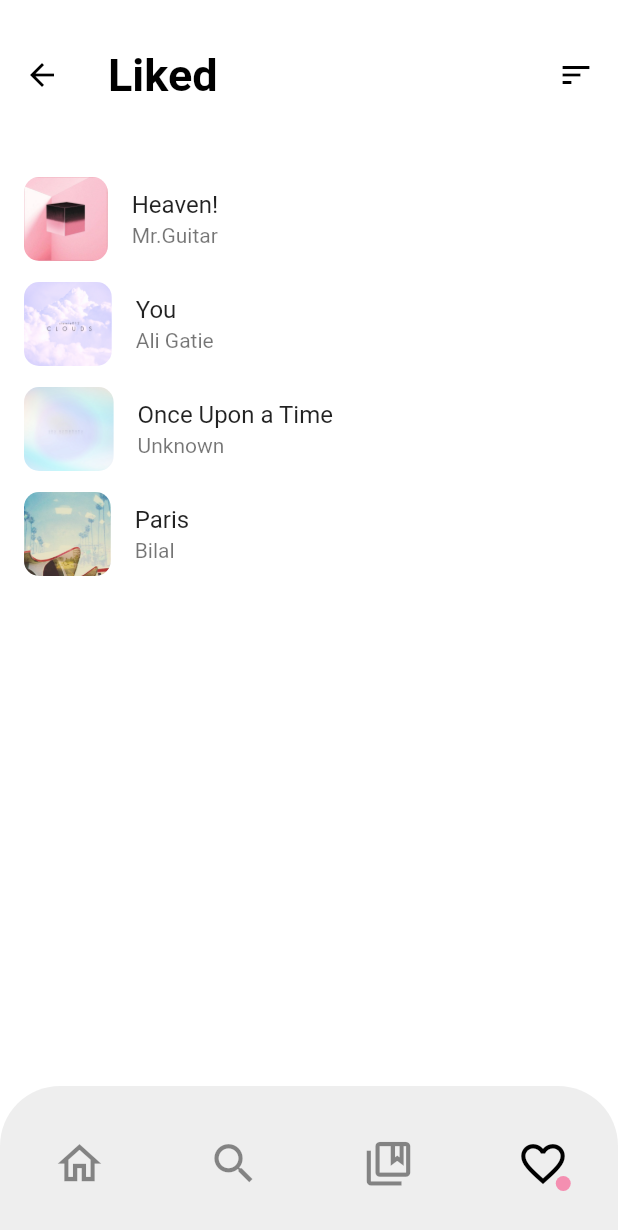
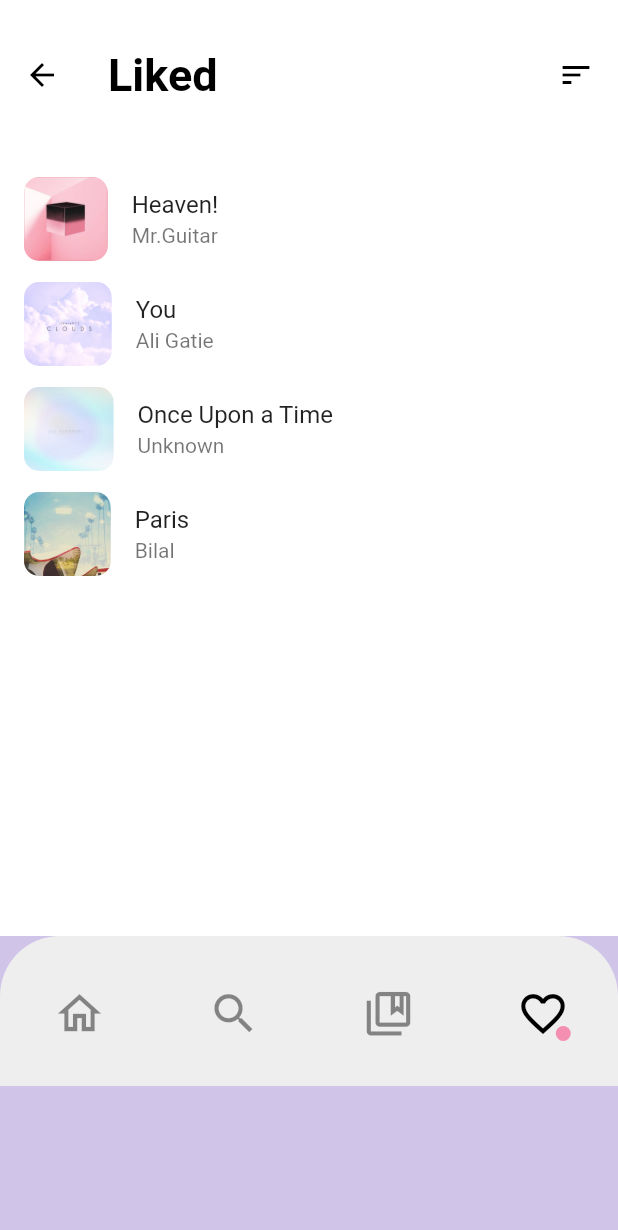
Before and after one commit to khmiri/Flutter-Music-Player, a Flutter app: the LikedSongs screen opened by its route, on a phone screen of 412 x 824 dp. Shown: the top 1230 px of the screen. Run offline on Flutter 3.47's test engine with Material 2 defaults, Android fonts, the phone set to English and light mode, and no system bars.

```diff
--- a/lib/widgets/views/mybottom_navbar.dart
+++ b/lib/widgets/views/mybottom_navbar.dart
@@ -29,7 +29,13 @@ class MyBottomNavBar extends StatelessWidget {
 
     */
 
-    return Container(
+    return Stack(children: [
+      Container(
+        width: double.infinity,
+        height: 200,
+        decoration: BoxDecoration(color: Colors.deepPurple[100]),
+      ),
+      Container(
         height: 100,
         decoration: BoxDecoration(
           color: Colors.grey.shade200,
@@ -49,7 +55,7 @@ class MyBottomNavBar extends StatelessWidget {
               currentItem: BottomNavBarSelectedItem.home,
               myIcon: Icons.home_outlined,
               myCallBack: (() {
-              if (navSelectedItem!=BottomNavBarSelectedItem.home) {
+                if (navSelectedItem != BottomNavBarSelectedItem.home) {
                   Navigator.pop(context);
                 }
               }),
@@ -86,7 +92,8 @@ class MyBottomNavBar extends StatelessWidget {
             ),
           ],
         ),
-    );
+      ),
+    ]);
   }
 }
 
```
Lines whose indentation alone changed are shown as unchanged.
